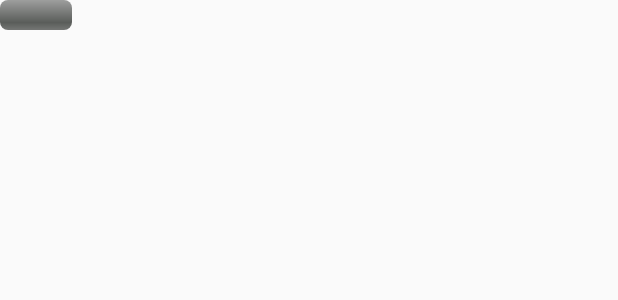
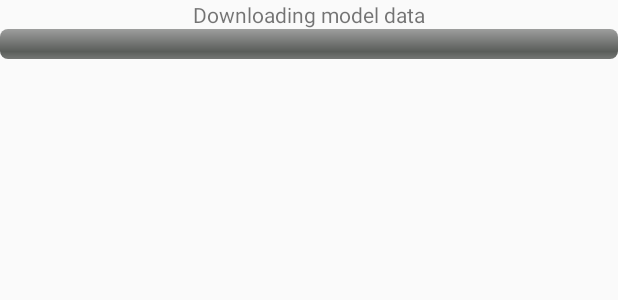
Before and after one commit to holgus103/VisualSudokuSolver, an Android app: the layout model_download.xml on its own in the app's theme, with its tools: preview values and no code run, on a phone screen of 412 x 824 dp. Shown: the top 300 px of the screen. Run offline under Robolectric (Android 15) with nearby library versions, the phone set to English and light mode, and no system bars.

Commit message:
Updated downloader

```diff
--- a/app/src/main/java/holgus103/visualsudokusolver/threading/ModelLoader.kt
+++ b/app/src/main/java/holgus103/visualsudokusolver/threading/ModelLoader.kt
@@ -99,14 +99,16 @@ class ModelLoader(ctx: MainActivity, bar: ProgressBar) : AsyncTask<String, Int,
         // if we get here, length is known, now set indeterminate to false
         bar.isIndeterminate = false
         bar.max = 100
-        val p = values[0] ?: return;
+        val p = values[0];
+        if(p == null){
+            return;
+        }
         bar.progress = p;
     }
 
-    protected fun onPostExecute(result: String?) {
-        mWakeLock.release()
+    override fun onPostExecute(result: Boolean?) {
+        super.onPostExecute(result)
         ctx.restoreInterface();
     }
 
-
 }
--- a/app/src/main/res/layout/model_download.xml
+++ b/app/src/main/res/layout/model_download.xml
@@ -1,15 +1,24 @@
 <?xml version="1.0" encoding="utf-8"?>
-<android.support.constraint.ConstraintLayout
+<LinearLayout
     xmlns:android="http://schemas.android.com/apk/res/android" android:layout_width="match_parent"
     android:layout_gravity="center"
+    android:orientation="vertical"
     android:layout_height="match_parent">
+
+    <TextView
+        android:gravity="center"
+        android:id="@+id/download_info"
+        android:layout_width="match_parent"
+        android:layout_height="wrap_content"
+        android:layout_alignParentStart="true"
+        android:layout_alignParentTop="true"
+        android:text="Downloading model data"
+        android:textAlignment="center" />
+
     <ProgressBar
-        android:layout_centerHorizontal="true"
-        android:layout_centerVertical="true"
-        android:layout_centerInParent="true"
-        android:id="@+id/determinateBar"
-        style="@android:style/Widget.ProgressBar.Horizontal"
-        android:layout_width="wrap_content"
-        android:layout_height="wrap_content"
-        android:progress="0"/>
-</android.support.constraint.ConstraintLayout>
+    android:id="@+id/determinateBar"
+    style="@android:style/Widget.ProgressBar.Horizontal"
+    android:layout_width="match_parent"
+    android:layout_height="wrap_content"
+    android:progress="0"/>
+</LinearLayout>
```
Also changed, not shown: 1 other file.
